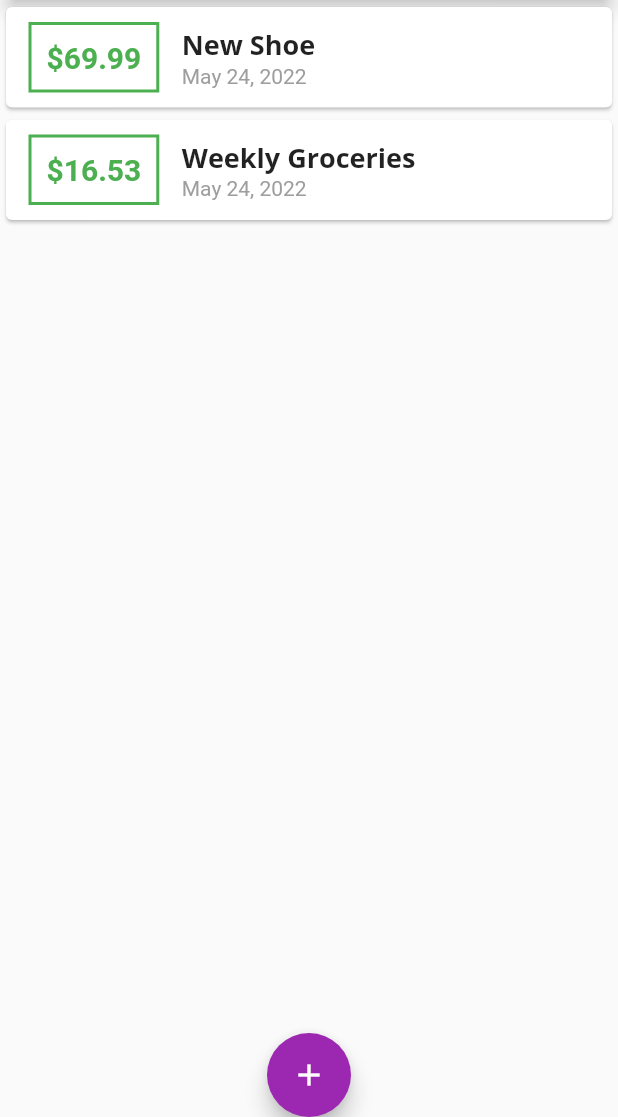
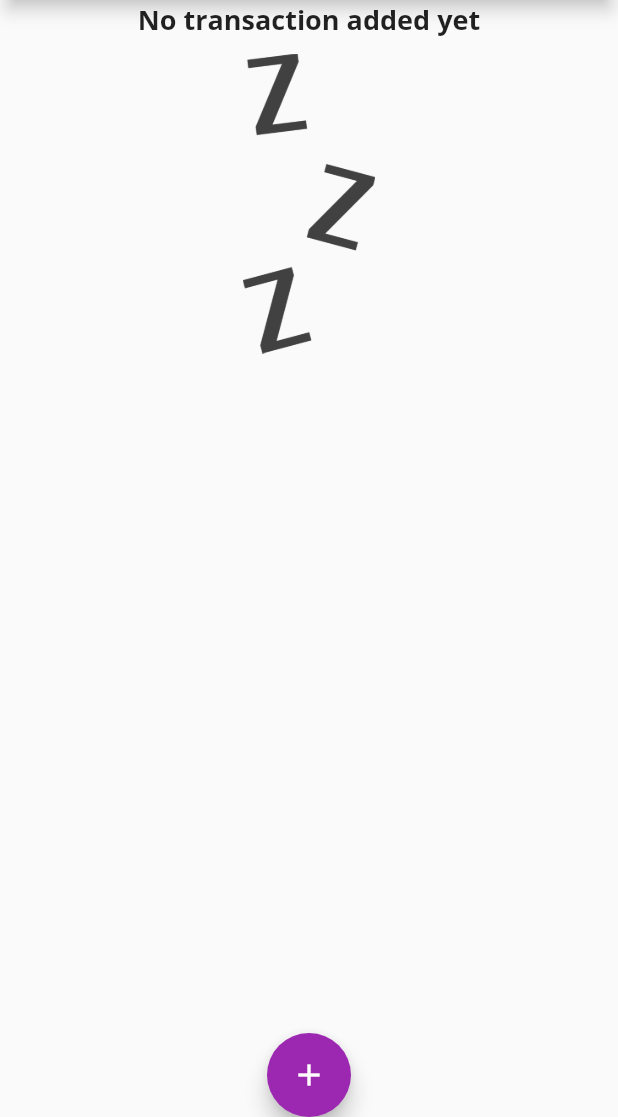
Before and after one commit to adamity/flutter_basic-personal_expenses, a Flutter app: the screen it shows after launch, on a phone screen of 412 x 824 dp, the part 119-1236 px from its top. Run offline on Flutter 3.47's test engine with Material 2 defaults, Android fonts, the phone set to English and light mode, and no system bars.

Commit message:
show message when no transaction

```diff
--- a/lib/main.dart
+++ b/lib/main.dart
@@ -22,13 +22,6 @@ class MyApp extends StatelessWidget {
               ),
             ),
         appBarTheme: AppBarTheme(
-          // textTheme: ThemeData.light().textTheme.copyWith(
-          //       headline6: TextStyle(
-          //         fontFamily: 'OpenSans',
-          //         fontSize: 20,
-          //         fontWeight: FontWeight.bold,
-          //       ),
-          //     ),
           titleTextStyle: TextStyle(
             fontFamily: 'OpenSans',
             fontWeight: FontWeight.bold,
@@ -48,18 +41,18 @@ class MyHomePage extends StatefulWidget {
 
 class _MyHomePageState extends State<MyHomePage> {
   final List<Transaction> _userTransactions = [
-    Transaction(
-      id: 't1',
-      title: 'New Shoe',
-      amount: 69.99,
-      date: DateTime.now(),
-    ),
-    Transaction(
-      id: 't1',
-      title: 'Weekly Groceries',
-      amount: 16.53,
-      date: DateTime.now(),
-    ),
+    // Transaction(
+    //   id: 't1',
+    //   title: 'New Shoe',
+    //   amount: 69.99,
+    //   date: DateTime.now(),
+    // ),
+    // Transaction(
+    //   id: 't1',
+    //   title: 'Weekly Groceries',
+    //   amount: 16.53,
+    //   date: DateTime.now(),
+    // ),
   ];
 
   void _addNewTransaction(String newTitle, double newAmount) {
--- a/lib/widgets/transaction_list.dart
+++ b/lib/widgets/transaction_list.dart
@@ -10,7 +10,26 @@ class TransactionList extends StatelessWidget {
   Widget build(BuildContext context) {
     return Container(
       height: 300,
-      child: ListView.builder(
+      child: transactions.isEmpty
+          ? Column(
+              children: <Widget>[
+                Text(
+                  'No transaction added yet',
+                  style: Theme.of(context).textTheme.headline6,
+                ),
+                SizedBox(
+                  height: 10,
+                ),
+                Container(
+                  height: 200,
+                  child: Image.asset(
+                    'assets/images/waiting.png',
+                    fit: BoxFit.cover,
+                  ),
+                ),
+              ],
+            )
+          : ListView.builder(
               itemBuilder: (context, index) {
                 return Card(
                   child: Row(
--- a/pubspec.yaml
+++ b/pubspec.yaml
@@ -46,8 +46,8 @@ flutter:
   uses-material-design: true
 
   # To add assets to your application, add an assets section, like this:
-  # assets:
-  #   - images/a_dot_burr.jpeg
+  assets:
+    - assets/images/waiting.png
   #   - images/a_dot_ham.jpeg
 
   # An image asset can refer to one or more resolution-specific "variants", see
```
Also changed, not shown: assets/images/waiting.png (added). Lines whose indentation alone changed are shown as unchanged.
